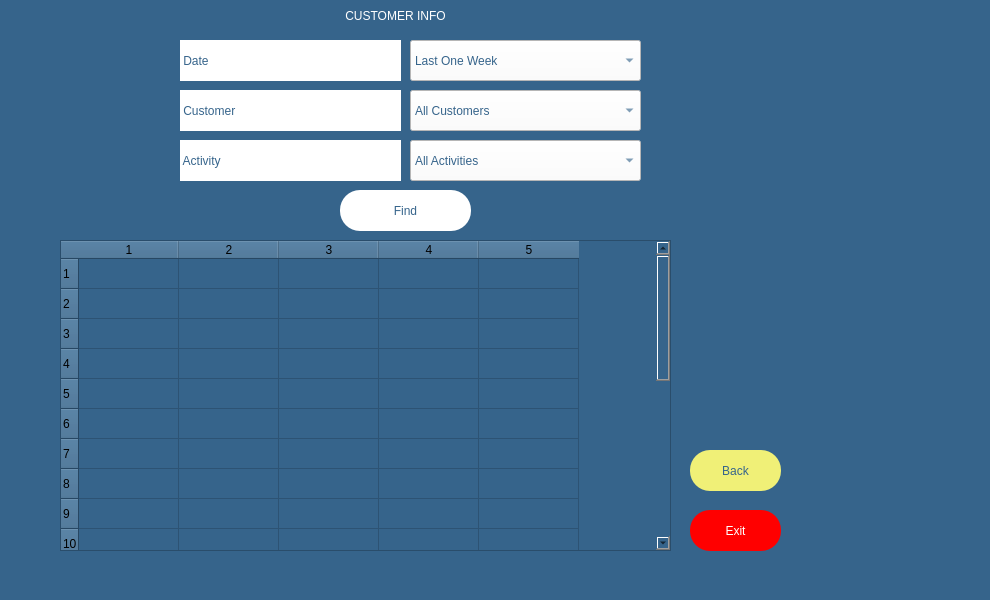
This is customerinfopage.ui in melihorhanyilmaz/Project as Qt 5 draws it before an edit. The edited form follows.
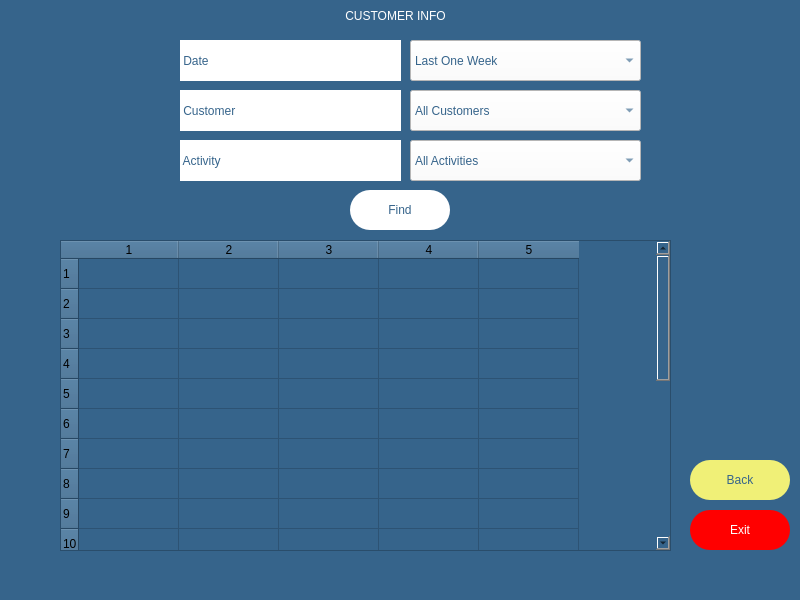
This is the edited form.

Patch:
```diff
--- a/customerinfopage.ui
+++ b/customerinfopage.ui
@@ -6,7 +6,7 @@
    <rect>
     <x>0</x>
     <y>0</y>
-    <width>990</width>
+    <width>800</width>
     <height>600</height>
    </rect>
   </property>
@@ -119,8 +119,8 @@
      <rect>
       <x>690</x>
       <y>510</y>
-      <width>91</width>
-      <height>41</height>
+      <width>100</width>
+      <height>40</height>
      </rect>
     </property>
     <property name="styleSheet">
@@ -197,9 +197,9 @@
     <property name="geometry">
      <rect>
       <x>690</x>
-      <y>450</y>
-      <width>91</width>
-      <height>41</height>
+      <y>460</y>
+      <width>100</width>
+      <height>40</height>
      </rect>
     </property>
     <property name="styleSheet">
@@ -219,10 +219,10 @@
    <widget class="QPushButton" name="B_find">
     <property name="geometry">
      <rect>
-      <x>340</x>
+      <x>350</x>
       <y>190</y>
-      <width>131</width>
-      <height>41</height>
+      <width>100</width>
+      <height>40</height>
      </rect>
     </property>
     <property name="styleSheet">
```
Left out of the diff: 12 changed lines with no effect on the pictures.
